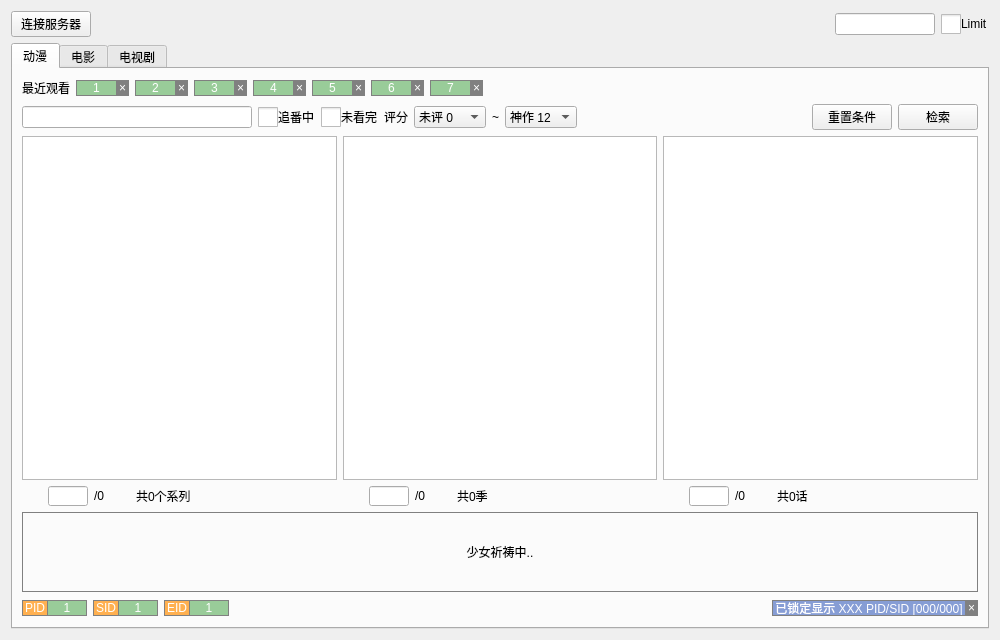
Before: the Qt Designer form Widget.ui in cqwlxxl/cherryme, drawn with Qt 5.
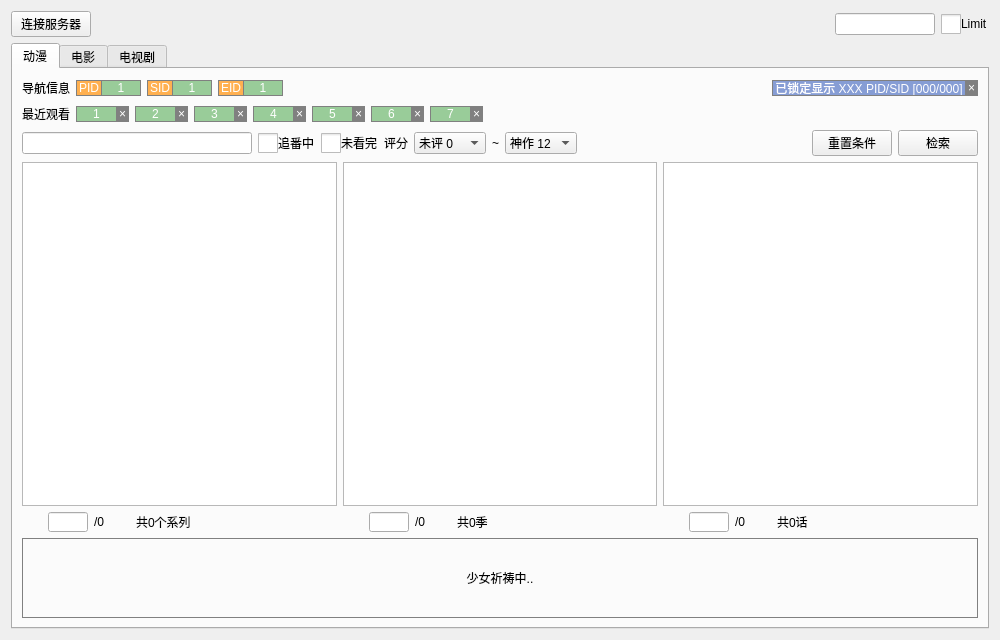
After: the same form once the commit is applied. Icons and pictures are not drawn.

```diff
--- a/Widget.ui
+++ b/Widget.ui
@@ -29,7 +29,296 @@
       <attribute name="title">
        <string>动漫</string>
       </attribute>
-      <layout class="QVBoxLayout" name="verticalLayout" stretch="0,0,1,0,0">
+      <layout class="QVBoxLayout" name="verticalLayout" stretch="0,0,0,1,0">
+       <item>
+        <layout class="QHBoxLayout" name="hLayout_A_Ids">
+         <item>
+          <widget class="QLabel" name="label_A_Ids">
+           <property name="text">
+            <string>导航信息</string>
+           </property>
+          </widget>
+         </item>
+         <item>
+          <layout class="QHBoxLayout" name="hLayout_BarAP">
+           <property name="spacing">
+            <number>0</number>
+           </property>
+           <item>
+            <widget class="QLabel" name="label_BarA_PidText">
+             <property name="maximumSize">
+              <size>
+               <width>16777215</width>
+               <height>16</height>
+              </size>
+             </property>
+             <property name="styleSheet">
+              <string notr="true">QLabel
+{
+  padding-left: 2px;
+  padding-right: 2px;
+  border-left: 1px solid grey;
+  border-top: 1px solid grey;
+  border-bottom: 1px solid grey;
+  background-color: #ffb050;
+  color: white;
+}</string>
+             </property>
+             <property name="text">
+              <string notr="true">PID</string>
+             </property>
+             <property name="alignment">
+              <set>Qt::AlignCenter</set>
+             </property>
+            </widget>
+           </item>
+           <item>
+            <widget class="QLabel" name="label_BarA_Pid">
+             <property name="minimumSize">
+              <size>
+               <width>40</width>
+               <height>0</height>
+              </size>
+             </property>
+             <property name="maximumSize">
+              <size>
+               <width>16777215</width>
+               <height>16</height>
+              </size>
+             </property>
+             <property name="styleSheet">
+              <string notr="true">QLabel
+{
+  border: 1px solid grey;
+  background-color: #99cc99;
+  color: white;
+}</string>
+             </property>
+             <property name="text">
+              <string notr="true">1</string>
+             </property>
+             <property name="alignment">
+              <set>Qt::AlignCenter</set>
+             </property>
+            </widget>
+           </item>
+          </layout>
+         </item>
+         <item>
+          <layout class="QHBoxLayout" name="hLayout_BarAS">
+           <property name="spacing">
+            <number>0</number>
+           </property>
+           <item>
+            <widget class="QLabel" name="label_BarA_SidText">
+             <property name="maximumSize">
+              <size>
+               <width>16777215</width>
+               <height>16</height>
+              </size>
+             </property>
+             <property name="styleSheet">
+              <string notr="true">QLabel
+{
+  padding-left: 2px;
+  padding-right: 2px;
+  border-left: 1px solid grey;
+  border-top: 1px solid grey;
+  border-bottom: 1px solid grey;
+  background-color: #ffb050;
+  color: white;
+}</string>
+             </property>
+             <property name="text">
+              <string notr="true">SID</string>
+             </property>
+             <property name="alignment">
+              <set>Qt::AlignCenter</set>
+             </property>
+            </widget>
+           </item>
+           <item>
+            <widget class="QLabel" name="label_BarA_Sid">
+             <property name="minimumSize">
+              <size>
+               <width>40</width>
+               <height>0</height>
+              </size>
+             </property>
+             <property name="maximumSize">
+              <size>
+               <width>40</width>
+               <height>16</height>
+              </size>
+             </property>
+             <property name="styleSheet">
+              <string notr="true">QLabel
+{
+  border: 1px solid grey;
+  background-color: #99cc99;
+  color: white;
+}</string>
+             </property>
+             <property name="text">
+              <string notr="true">1</string>
+             </property>
+             <property name="alignment">
+              <set>Qt::AlignCenter</set>
+             </property>
+            </widget>
+           </item>
+          </layout>
+         </item>
+         <item>
+          <layout class="QHBoxLayout" name="hLayout_BarAE">
+           <property name="spacing">
+            <number>0</number>
+           </property>
+           <item>
+            <widget class="QLabel" name="label_BarA_EidText">
+             <property name="maximumSize">
+              <size>
+               <width>16777215</width>
+               <height>16</height>
+              </size>
+             </property>
+             <property name="styleSheet">
+              <string notr="true">QLabel
+{
+  padding-left: 2px;
+  padding-right: 2px;
+  border-left: 1px solid grey;
+  border-top: 1px solid grey;
+  border-bottom: 1px solid grey;
+  background-color: #ffb050;
+  color: white;
+}</string>
+             </property>
+             <property name="text">
+              <string notr="true">EID</string>
+             </property>
+             <property name="alignment">
+              <set>Qt::AlignCenter</set>
+             </property>
+            </widget>
+           </item>
+           <item>
+            <widget class="QLabel" name="label_BarA_Eid">
+             <property name="minimumSize">
+              <size>
+               <width>40</width>
+               <height>0</height>
+              </size>
+             </property>
+             <property name="maximumSize">
+              <size>
+               <width>40</width>
+               <height>16</height>
+              </size>
+             </property>
+             <property name="styleSheet">
+              <string notr="true">QLabel
+{
+  border: 1px solid grey;
+  background-color: #99cc99;
+  color: white;
+}</string>
+             </property>
+             <property name="text">
+              <string notr="true">1</string>
+             </property>
+             <property name="alignment">
+              <set>Qt::AlignCenter</set>
+             </property>
+            </widget>
+           </item>
+          </layout>
+         </item>
+         <item>
+          <spacer name="hSpacer_A_Ids">
+           <property name="orientation">
+            <enum>Qt::Horizontal</enum>
+           </property>
+           <property name="sizeHint" stdset="0">
+            <size>
+             <width>40</width>
+             <height>20</height>
+            </size>
+           </property>
+          </spacer>
+         </item>
+         <item>
+          <layout class="QHBoxLayout" name="hLayout_A_LockRecent">
+           <property name="spacing">
+            <number>0</number>
+           </property>
+           <item>
+            <widget class="QLabel" name="label_A_LockRecent">
+             <property name="minimumSize">
+              <size>
+               <width>40</width>
+               <height>0</height>
+              </size>
+             </property>
+             <property name="maximumSize">
+              <size>
+               <width>16777215</width>
+               <height>16</height>
+              </size>
+             </property>
+             <property name="styleSheet">
+              <string notr="true">QLabel
+{
+  padding-left: 2px;
+  padding-right: 2px;
+  border: 1px solid grey;
+  border-right: none;
+  background-color: #869dd5;
+  color: white;
+}</string>
+             </property>
+             <property name="text">
+              <string notr="true">已锁定显示 XXX PID/SID [000/000]</string>
+             </property>
+             <property name="alignment">
+              <set>Qt::AlignCenter</set>
+             </property>
+            </widget>
+           </item>
+           <item>
+            <widget class="QLabel" name="label_A_UnlockRecent">
+             <property name="maximumSize">
+              <size>
+               <width>16777215</width>
+               <height>16</height>
+              </size>
+             </property>
+             <property name="styleSheet">
+              <string notr="true">QLabel
+{
+  padding-left: 2px;
+  padding-right: 2px;
+  border: 1px solid grey;
+  background-color: grey;
+  color: white;
+}
+QLabel:hover
+{
+  background-color: red;
+}</string>
+             </property>
+             <property name="text">
+              <string notr="true">×</string>
+             </property>
+             <property name="alignment">
+              <set>Qt::AlignCenter</set>
+             </property>
+            </widget>
+           </item>
+          </layout>
+         </item>
+        </layout>
+       </item>
        <item>
         <layout class="QHBoxLayout" name="hLayout_A_Recent">
          <item>
@@ -2564,288 +2853,6 @@
          </widget>
         </widget>
        </item>
-       <item>
-        <layout class="QHBoxLayout" name="hLayout_A_Ids">
-         <item>
-          <layout class="QHBoxLayout" name="hLayout_BarAP">
-           <property name="spacing">
-            <number>0</number>
-           </property>
-           <item>
-            <widget class="QLabel" name="label_BarA_PidText">
-             <property name="maximumSize">
-              <size>
-               <width>16777215</width>
-               <height>16</height>
-              </size>
-             </property>
-             <property name="styleSheet">
-              <string notr="true">QLabel
-{
-  padding-left: 2px;
-  padding-right: 2px;
-  border-left: 1px solid grey;
-  border-top: 1px solid grey;
-  border-bottom: 1px solid grey;
-  background-color: #ffb050;
-  color: white;
-}</string>
-             </property>
-             <property name="text">
-              <string notr="true">PID</string>
-             </property>
-             <property name="alignment">
-              <set>Qt::AlignCenter</set>
-             </property>
-            </widget>
-           </item>
-           <item>
-            <widget class="QLabel" name="label_BarA_Pid">
-             <property name="minimumSize">
-              <size>
-               <width>40</width>
-               <height>0</height>
-              </size>
-             </property>
-             <property name="maximumSize">
-              <size>
-               <width>16777215</width>
-               <height>16</height>
-              </size>
-             </property>
-             <property name="styleSheet">
-              <string notr="true">QLabel
-{
-  border: 1px solid grey;
-  background-color: #99cc99;
-  color: white;
-}</string>
-             </property>
-             <property name="text">
-              <string notr="true">1</string>
-             </property>
-             <property name="alignment">
-              <set>Qt::AlignCenter</set>
-             </property>
-            </widget>
-           </item>
-          </layout>
-         </item>
-         <item>
-          <layout class="QHBoxLayout" name="hLayout_BarAS">
-           <property name="spacing">
-            <number>0</number>
-           </property>
-           <item>
-            <widget class="QLabel" name="label_BarA_SidText">
-             <property name="maximumSize">
-              <size>
-               <width>16777215</width>
-               <height>16</height>
-              </size>
-             </property>
-             <property name="styleSheet">
-              <string notr="true">QLabel
-{
-  padding-left: 2px;
-  padding-right: 2px;
-  border-left: 1px solid grey;
-  border-top: 1px solid grey;
-  border-bottom: 1px solid grey;
-  background-color: #ffb050;
-  color: white;
-}</string>
-             </property>
-             <property name="text">
-              <string notr="true">SID</string>
-             </property>
-             <property name="alignment">
-              <set>Qt::AlignCenter</set>
-             </property>
-            </widget>
-           </item>
-           <item>
-            <widget class="QLabel" name="label_BarA_Sid">
-             <property name="minimumSize">
-              <size>
-               <width>40</width>
-               <height>0</height>
-              </size>
-             </property>
-             <property name="maximumSize">
-              <size>
-               <width>40</width>
-               <height>16</height>
-              </size>
-             </property>
-             <property name="styleSheet">
-              <string notr="true">QLabel
-{
-  border: 1px solid grey;
-  background-color: #99cc99;
-  color: white;
-}</string>
-             </property>
-             <property name="text">
-              <string notr="true">1</string>
-             </property>
-             <property name="alignment">
-              <set>Qt::AlignCenter</set>
-             </property>
-            </widget>
-           </item>
-          </layout>
-         </item>
-         <item>
-          <layout class="QHBoxLayout" name="hLayout_BarAE">
-           <property name="spacing">
-            <number>0</number>
-           </property>
-           <item>
-            <widget class="QLabel" name="label_BarA_EidText">
-             <property name="maximumSize">
-              <size>
-               <width>16777215</width>
-               <height>16</height>
-              </size>
-             </property>
-             <property name="styleSheet">
-              <string notr="true">QLabel
-{
-  padding-left: 2px;
-  padding-right: 2px;
-  border-left: 1px solid grey;
-  border-top: 1px solid grey;
-  border-bottom: 1px solid grey;
-  background-color: #ffb050;
-  color: white;
-}</string>
-             </property>
-             <property name="text">
-              <string notr="true">EID</string>
-             </property>
-             <property name="alignment">
-              <set>Qt::AlignCenter</set>
-             </property>
-            </widget>
-           </item>
-           <item>
-            <widget class="QLabel" name="label_BarA_Eid">
-             <property name="minimumSize">
-              <size>
-               <width>40</width>
-               <height>0</height>
-              </size>
-             </property>
-             <property name="maximumSize">
-              <size>
-               <width>40</width>
-               <height>16</height>
-              </size>
-             </property>
-             <property name="styleSheet">
-              <string notr="true">QLabel
-{
-  border: 1px solid grey;
-  background-color: #99cc99;
-  color: white;
-}</string>
-             </property>
-             <property name="text">
-              <string notr="true">1</string>
-             </property>
-             <property name="alignment">
-              <set>Qt::AlignCenter</set>
-             </property>
-            </widget>
-           </item>
-          </layout>
-         </item>
-         <item>
-          <spacer name="hSpacer_A_Ids">
-           <property name="orientation">
-            <enum>Qt::Horizontal</enum>
-           </property>
-           <property name="sizeHint" stdset="0">
-            <size>
-             <width>40</width>
-             <height>20</height>
-            </size>
-           </property>
-          </spacer>
-         </item>
-         <item>
-          <layout class="QHBoxLayout" name="hLayout_A_LockRecent">
-           <property name="spacing">
-            <number>0</number>
-           </property>
-           <item>
-            <widget class="QLabel" name="label_A_LockRecent">
-             <property name="minimumSize">
-              <size>
-               <width>40</width>
-               <height>0</height>
-              </size>
-             </property>
-             <property name="maximumSize">
-              <size>
-               <width>16777215</width>
-               <height>16</height>
-              </size>
-             </property>
-             <property name="styleSheet">
-              <string notr="true">QLabel
-{
-  padding-left: 2px;
-  padding-right: 2px;
-  border: 1px solid grey;
-  border-right: none;
-  background-color: #869dd5;
-  color: white;
-}</string>
-             </property>
-             <property name="text">
-              <string notr="true">已锁定显示 XXX PID/SID [000/000]</string>
-             </property>
-             <property name="alignment">
-              <set>Qt::AlignCenter</set>
-             </property>
-            </widget>
-           </item>
-           <item>
-            <widget class="QLabel" name="label_A_UnlockRecent">
-             <property name="maximumSize">
-              <size>
-               <width>16777215</width>
-               <height>16</height>
-              </size>
-             </property>
-             <property name="styleSheet">
-              <string notr="true">QLabel
-{
-  padding-left: 2px;
-  padding-right: 2px;
-  border: 1px solid grey;
-  background-color: grey;
-  color: white;
-}
-QLabel:hover
-{
-  background-color: red;
-}</string>
-             </property>
-             <property name="text">
-              <string notr="true">×</string>
-             </property>
-             <property name="alignment">
-              <set>Qt::AlignCenter</set>
-             </property>
-            </widget>
-           </item>
-          </layout>
-         </item>
-        </layout>
-       </item>
       </layout>
      </widget>
      <widget class="QWidget" name="tab_Movie">
```
Left out of the diff: 1016 changed lines with no effect on the pictures.
